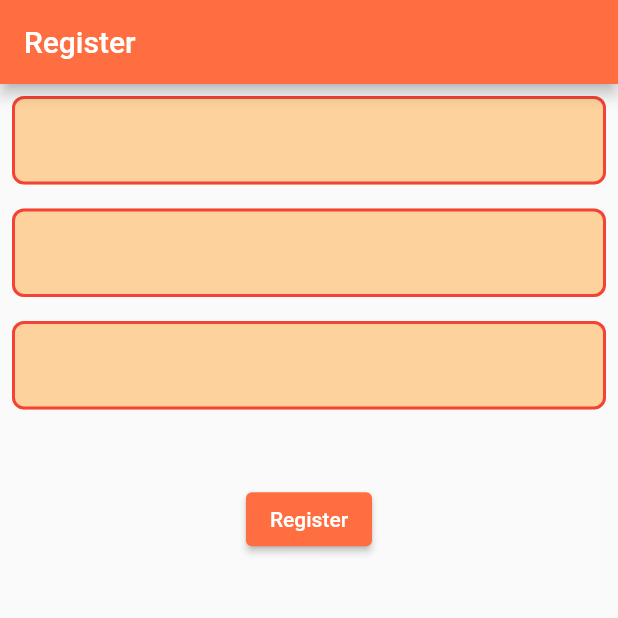
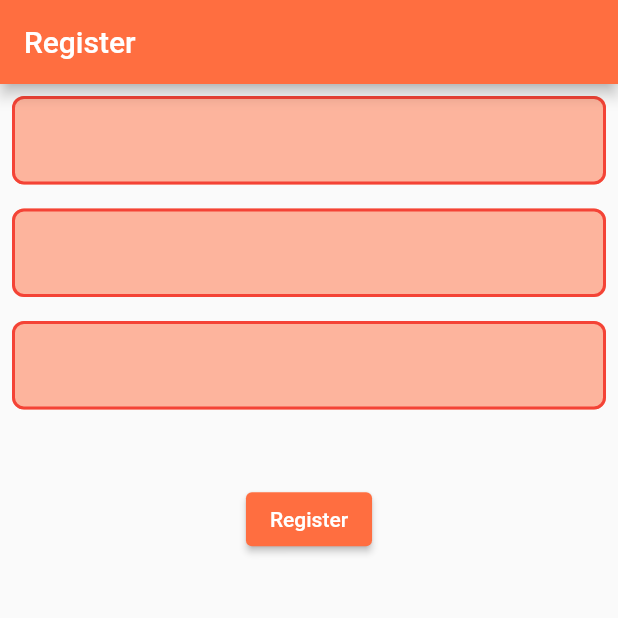
Before and after one commit to edugaon-tech/flutter_2.0, a Flutter app: the screen it shows after launch, on a phone screen of 412 x 824 dp, the top half of it. Run offline on Flutter 3.47's test engine with Material 3 defaults, Android fonts, the phone set to English and light mode, and no system bars; our stand-ins replace firebase_core; accounts and stored records are empty.

Commit message:
first class of mvc

```diff
--- a/lib/views/utils/app_widgets/app_text_fields.dart
+++ b/lib/views/utils/app_widgets/app_text_fields.dart
@@ -9,7 +9,7 @@ class AppTextFields {
     decoration: InputDecoration(
       focusColor: primaryColor,
       filled: true,
-      fillColor: Colors.orangeAccent.withOpacity(.5),
+      fillColor: primaryColor.withOpacity(.5),
       enabledBorder: AppTextFiledDecorations.textFieldEnableBorder(),
       focusedBorder: AppTextFiledDecorations.textFieldFocusBorder(),
       disabledBorder: AppTextFiledDecorations.textFieldDisableBorder(),
```
